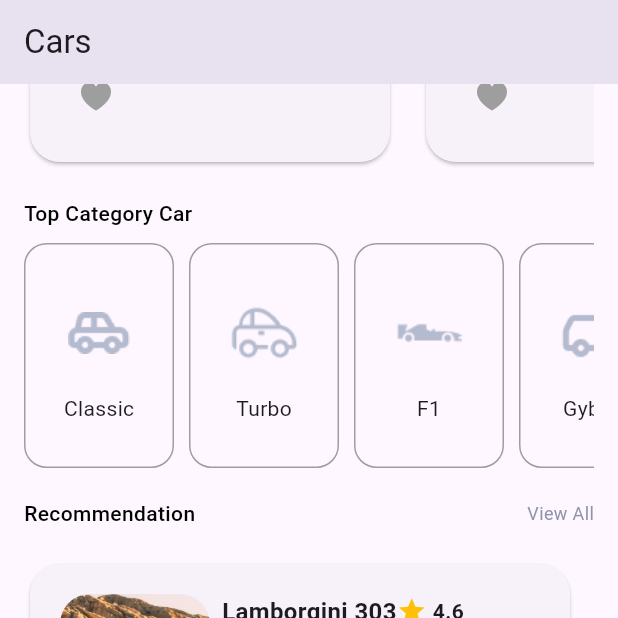
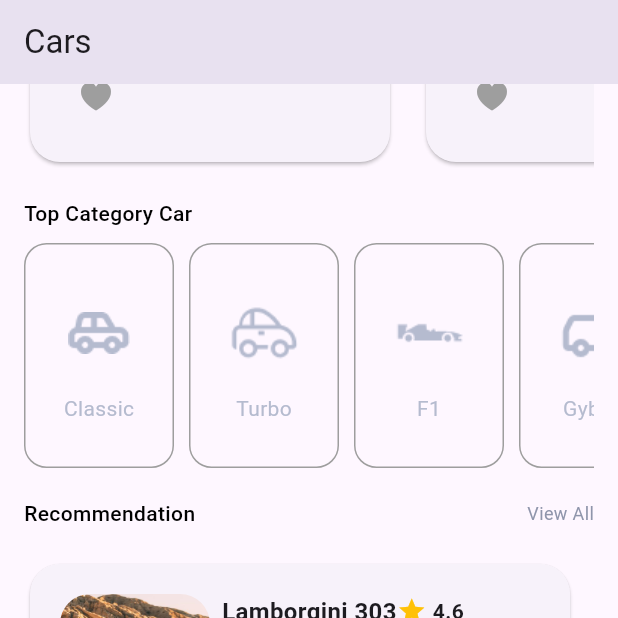
Before and after one commit to Abrorov-javohir/imtihon_3_oy, a Flutter app: the screen it shows after launch, scrolled down 554 dp, on a phone screen of 412 x 824 dp, the top half of it. Run offline on Flutter 3.47's test engine with Material 3 defaults, Android fonts, the phone set to English and light mode, and no system bars.

Commit message:
CHANGED SOME FUNCTION

```diff
--- a/lib/screens/homescreen.dart
+++ b/lib/screens/homescreen.dart
@@ -247,7 +247,12 @@ class _HomeScreenState extends State<HomeScreen> {
                           Image.asset('assets/image1.png',
                               width: 60, height: 60),
                           const SizedBox(height: 10),
-                          const Text("Classic"),
+                          const Text(
+                            "Classic",
+                            style: TextStyle(
+                              color: Color(0xffB5BBCF),
+                            ),
+                          ),
                         ],
                       ),
                     ),
@@ -265,7 +270,12 @@ class _HomeScreenState extends State<HomeScreen> {
                           Image.asset('assets/image2.png',
                               width: 60, height: 60),
                           const SizedBox(height: 10),
-                          const Text("Turbo"),
+                          const Text(
+                            "Turbo",
+                            style: TextStyle(
+                              color: Color(0xffB5BBCF),
+                            ),
+                          ),
                         ],
                       ),
                     ),
@@ -282,8 +292,13 @@ class _HomeScreenState extends State<HomeScreen> {
                         children: [
                           Image.asset('assets/image3.png',
                               width: 60, height: 60),
-                          SizedBox(height: 10),
-                          Text("F1"),
+                          const SizedBox(height: 10),
+                          const Text(
+                            "F1",
+                            style: TextStyle(
+                              color: Color(0xffB5BBCF),
+                            ),
+                          ),
                         ],
                       ),
                     ),
@@ -300,8 +315,13 @@ class _HomeScreenState extends State<HomeScreen> {
                         children: [
                           Image.asset('assets/image4.png',
                               width: 60, height: 60),
-                          SizedBox(height: 10),
-                          Text("Gybrid"),
+                          const SizedBox(height: 10),
+                          const Text(
+                            "Gybrid",
+                            style: TextStyle(
+                              color: Color(0xffB5BBCF),
+                            ),
+                          ),
                         ],
                       ),
                     ),
@@ -331,9 +351,9 @@ class _HomeScreenState extends State<HomeScreen> {
                 ],
               ),
               const SizedBox(height: 20),
-              CustomCardWithRow(),
-              CustomCardWithRow(),
-              SizedBox(height: 20),
+              const CustomCardWithRow(),
+              const CustomCardWithRow(),
+              const SizedBox(height: 20),
             ],
           ),
         ),
@@ -357,7 +377,7 @@ class _HomeScreenState extends State<HomeScreen> {
               onPressed: () {
                 Navigator.push(
                   context,
-                  MaterialPageRoute(builder: (context) => FavoritesPage()),
+                  MaterialPageRoute(builder: (context) => const FavoritesPage()),
                 );
               },
             ),
--- a/lib/widget/custom_card.dart
+++ b/lib/widget/custom_card.dart
@@ -1,5 +1,7 @@
 import 'package:flutter/material.dart';
 import 'package:flutter/cupertino.dart';
+import 'package:imtihon_3_oy/view_model/favourites_view_model.dart';
+import 'package:provider/provider.dart';
 
 class CustomCard extends StatefulWidget {
   const CustomCard({super.key});
@@ -13,6 +15,14 @@ class _CustomCardState extends State<CustomCard> {
 
   @override
   Widget build(BuildContext context) {
+    final favoritesViewModel =
+        Provider.of<FavoritesViewModel>(context, listen: false);
+    final course = Course(
+      imageUrl: 'assets/lamborgini.png',
+      title: 'Lamborgini 303',
+      price: 493030220,
+    );
+
     return Card(
       shape: RoundedRectangleBorder(
         borderRadius: BorderRadius.circular(20),
@@ -108,6 +118,11 @@ class _CustomCardState extends State<CustomCard> {
                   setState(() {
                     isLiked1 = !isLiked1;
                   });
+                  if (isLiked1) {
+                    favoritesViewModel.addToFavorites(course);
+                  } else {
+                    favoritesViewModel.removeFromFavorites(course);
+                  }
                 },
                 icon: Icon(
                   CupertinoIcons.heart_fill,
```
